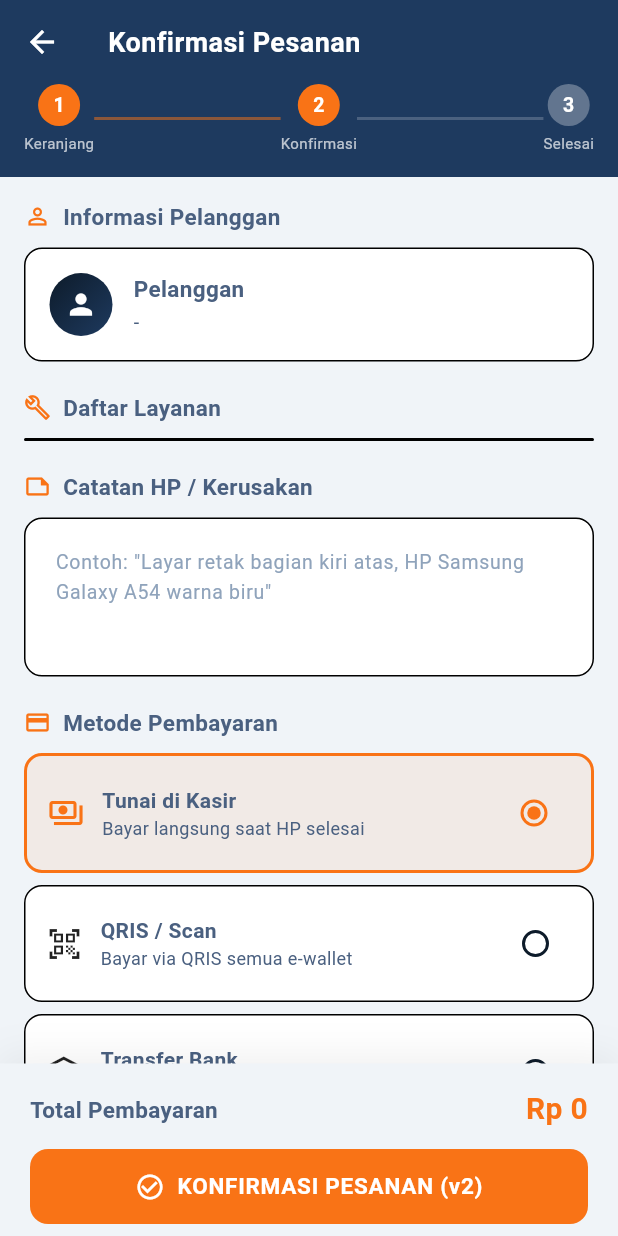
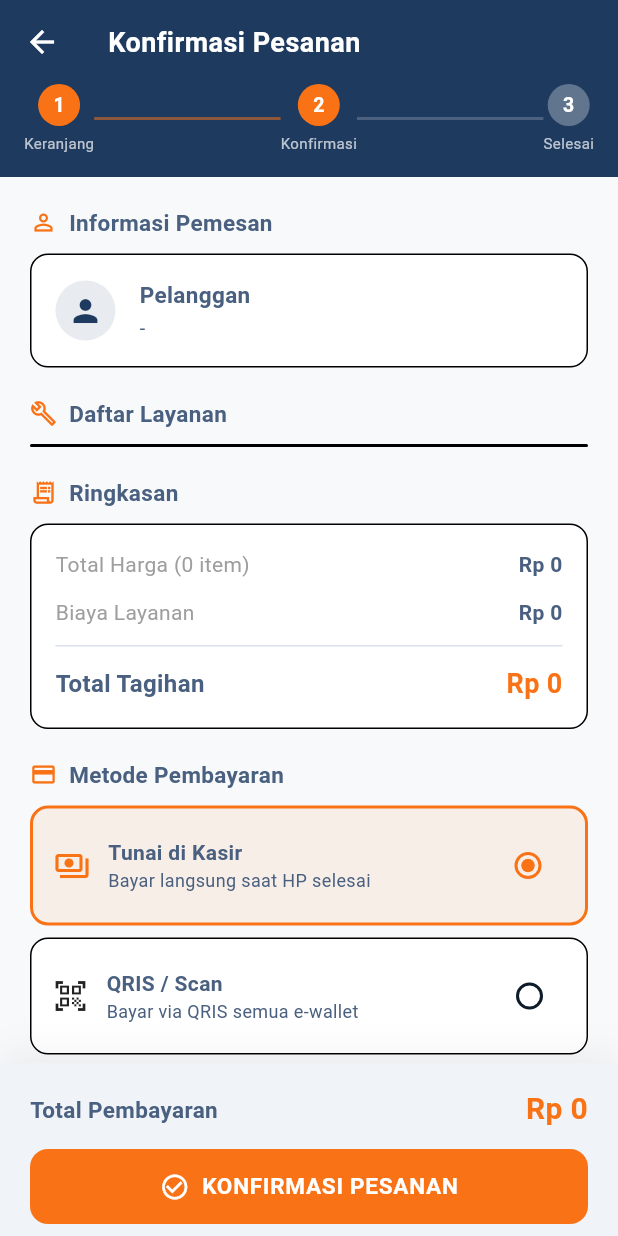
Before and after one commit to annddvaa/service_store_uts_1123150164, a Flutter app: the CheckoutPage screen opened directly, on a phone screen of 412 x 824 dp. Run offline on Flutter 3.47's test engine with Material 3 defaults, Android fonts, the phone set to English and light mode, and no system bars; our stand-ins replace app_links, dio, email_validator, equatable, firebase_auth, firebase_core and 3 more; accounts and stored records are empty.

Commit message:
feat(checkout): tambah checkout dengan pembayaran Service Pay

```diff
--- a/lib/features/checkout/pages/checkout.dart
+++ b/lib/features/checkout/pages/checkout.dart
@@ -4,17 +4,26 @@ import 'package:url_launcher/url_launcher.dart';
 import '../../../../core/constants/app_color.dart';
 import '../../auth/presentation/providers/auth_provider.dart';
 import '../../cart/presentation/providers/cart_provider.dart';
+import '../../orders/data/models/order_model.dart';
 
 class CheckoutPage extends StatefulWidget {
-  const CheckoutPage({super.key});
+  final OrderModel? pendingOrder;
+  const CheckoutPage({super.key, this.pendingOrder});
 
   @override
   State<CheckoutPage> createState() => _CheckoutPageState();
 }
 
 class _CheckoutPageState extends State<CheckoutPage> {
-  int _selectedPayment = 0;
+  late int _selectedPayment;
   final _noteCtrl = TextEditingController();
+
+  @override
+  void initState() {
+    super.initState();
+    // Default 0, tapi kalau bayar ulang, set otomatis ke 3 (e-Money)
+    _selectedPayment = widget.pendingOrder != null ? 3 : 0;
+  }
 
   final List<_PaymentMethod> _payments = [
     _PaymentMethod('Tunai di Kasir', Icons.payments_outlined, 'Bayar langsung saat HP selesai'),
@@ -43,17 +52,30 @@ class _CheckoutPageState extends State<CheckoutPage> {
   Widget build(BuildContext context) {
     final cart = context.watch<CartProvider>();
     final auth = context.watch<AuthProvider>();
+    final isRepayment = widget.pendingOrder != null;
+
+    final totalItemsCount = isRepayment
+        ? widget.pendingOrder!.items.fold<int>(0, (sum, i) => sum + i.quantity)
+        : cart.totalItems;
+    final totalPriceValue = isRepayment
+        ? widget.pendingOrder!.totalPrice
+        : cart.totalPrice;
+    final displayItems = isRepayment
+        ? widget.pendingOrder!.items
+        : cart.items;
 
     return Scaffold(
       appBar: AppBar(
-        title: const Text('Konfirmasi Pesanan'),
+        title: Text(isRepayment ? 'Bayar Ulang Pesanan' : 'Konfirmasi Pesanan'),
         backgroundColor: AppColors.primary,
         foregroundColor: Colors.white,
         elevation: 0,
       ),
-      body: Column(
+      body: Container(
+        color: const Color(0xFFF8F9FA),
+        child: Column(
           children: [
-          // Progress indicator
+            if (!isRepayment)
               Container(
                 color: AppColors.primary,
                 padding: const EdgeInsets.fromLTRB(16, 0, 16, 16),
@@ -70,12 +92,12 @@ class _CheckoutPageState extends State<CheckoutPage> {
 
             Expanded(
               child: SingleChildScrollView(
-              padding: const EdgeInsets.all(16),
+                padding: const EdgeInsets.all(20),
                 child: Column(
                   crossAxisAlignment: CrossAxisAlignment.start,
                   children: [
-                  // ─── Info Pelanggan ──────────────────────────────
-                  _buildSectionTitle('Informasi Pelanggan', Icons.person_outline),
+                    // ─── Informasi Pemesan ──────────────────────────────
+                    _buildSectionTitle('Informasi Pemesan', Icons.person_outline),
                     Container(
                       padding: const EdgeInsets.all(16),
                       decoration: BoxDecoration(
@@ -85,15 +107,11 @@ class _CheckoutPageState extends State<CheckoutPage> {
                       ),
                       child: Row(
                         children: [
-                        Container(
-                          padding: const EdgeInsets.all(10),
-                          decoration: BoxDecoration(
-                            gradient: AppColors.primaryGradient,
-                            shape: BoxShape.circle,
+                          CircleAvatar(
+                            backgroundColor: AppColors.primary.withOpacity(0.1),
+                            child: const Icon(Icons.person, color: AppColors.primary),
                           ),
-                          child: const Icon(Icons.person, color: Colors.white, size: 22),
-                        ),
-                        const SizedBox(width: 14),
+                          const SizedBox(width: 16),
                           Expanded(
                             child: Column(
                               crossAxisAlignment: CrossAxisAlignment.start,
@@ -123,10 +141,14 @@ class _CheckoutPageState extends State<CheckoutPage> {
                       child: ListView.separated(
                         shrinkWrap: true,
                         physics: const NeverScrollableScrollPhysics(),
-                      itemCount: cart.items.length,
+                        itemCount: displayItems.length,
                         separatorBuilder: (_, __) => Divider(height: 1, color: Theme.of(context).dividerColor),
                         itemBuilder: (context, i) {
-                        final item = cart.items[i];
+                          final item = displayItems[i];
+                          final name = isRepayment ? (item as OrderItemModel).productName : (item as dynamic).name;
+                          final qty = isRepayment ? (item as OrderItemModel).quantity : (item as dynamic).quantity;
+                          final price = isRepayment ? (item as OrderItemModel).price : (item as dynamic).price;
+
                           return ListTile(
                             contentPadding: const EdgeInsets.symmetric(horizontal: 16, vertical: 8),
                             leading: Container(
@@ -137,10 +159,10 @@ class _CheckoutPageState extends State<CheckoutPage> {
                               ),
                               child: const Icon(Icons.build_circle, color: AppColors.accent, size: 20),
                             ),
-                          title: Text(item.name, style: const TextStyle(fontWeight: FontWeight.bold, fontSize: 13)),
-                          subtitle: Text('Qty: ${item.quantity}  •  Garansi 7 Hari', style: const TextStyle(fontSize: 11)),
+                            title: Text(name, style: const TextStyle(fontWeight: FontWeight.bold, fontSize: 13)),
+                            subtitle: Text('Qty: $qty  •  Garansi 7 Hari', style: const TextStyle(fontSize: 11)),
                             trailing: Text(
-                            'Rp ${_formatPrice(item.price * item.quantity)}',
+                              'Rp ${_formatPrice(price * qty)}',
                               style: const TextStyle(fontWeight: FontWeight.bold, color: AppColors.accent, fontSize: 13),
                             ),
                           );
@@ -149,31 +171,53 @@ class _CheckoutPageState extends State<CheckoutPage> {
                     ),
                     const SizedBox(height: 20),
 
-                  // ─── Catatan HP ──────────────────────────────────
-                  _buildSectionTitle('Catatan HP / Kerusakan', Icons.note_outlined),
+                    // ─── Ringkasan ──────────────────────────────────
+                    _buildSectionTitle('Ringkasan', Icons.receipt_long_outlined),
                     Container(
+                      padding: const EdgeInsets.all(16),
                       decoration: BoxDecoration(
                         color: Theme.of(context).cardTheme.color,
                         borderRadius: BorderRadius.circular(12),
                         border: Border.all(color: Theme.of(context).dividerColor),
                       ),
-                    child: TextField(
-                      controller: _noteCtrl,
-                      maxLines: 3,
-                      decoration: InputDecoration(
-                        hintText: 'Contoh: "Layar retak bagian kiri atas, HP Samsung Galaxy A54 warna biru"',
-                        border: InputBorder.none,
-                        enabledBorder: InputBorder.none,
-                        focusedBorder: InputBorder.none,
-                        fillColor: Colors.transparent,
-                        contentPadding: const EdgeInsets.all(16),
-                        hintStyle: TextStyle(fontSize: 13, color: Theme.of(context).textTheme.bodySmall?.color),
+                      child: Column(
+                        children: [
+                          Row(
+                            mainAxisAlignment: MainAxisAlignment.spaceBetween,
+                            children: [
+                              Text('Total Harga ($totalItemsCount item)', style: const TextStyle(color: Colors.grey)),
+                              Text('Rp ${_formatPrice(totalPriceValue)}', style: const TextStyle(fontWeight: FontWeight.bold)),
+                            ],
                           ),
+                          const SizedBox(height: 12),
+                          const Row(
+                            mainAxisAlignment: MainAxisAlignment.spaceBetween,
+                            children: [
+                              Text('Biaya Layanan', style: TextStyle(color: Colors.grey)),
+                              Text('Rp 0', style: TextStyle(fontWeight: FontWeight.bold)),
+                            ],
+                          ),
+                          const Padding(
+                            padding: EdgeInsets.symmetric(vertical: 12),
+                            child: Divider(height: 1),
+                          ),
+                          Row(
+                            mainAxisAlignment: MainAxisAlignment.spaceBetween,
+                            children: [
+                              const Text('Total Tagihan', style: TextStyle(fontWeight: FontWeight.bold, fontSize: 16)),
+                              Text(
+                                'Rp ${_formatPrice(totalPriceValue)}',
+                                style: const TextStyle(fontWeight: FontWeight.bold, fontSize: 18, color: AppColors.accent),
+                              ),
+                            ],
+                          ),
+                        ],
                       ),
                     ),
                     const SizedBox(height: 20),
 
                     // ─── Metode Pembayaran ───────────────────────────
+                    if (!isRepayment) ...[
                       _buildSectionTitle('Metode Pembayaran', Icons.payment_outlined),
                       ...List.generate(_payments.length, (i) {
                         final pm = _payments[i];
@@ -218,30 +262,7 @@ class _CheckoutPageState extends State<CheckoutPage> {
                           ),
                         );
                       }),
-                  const SizedBox(height: 20),
-
-                  // Info garansi
-                  Container(
-                    padding: const EdgeInsets.all(14),
-                    decoration: BoxDecoration(
-                      color: AppColors.primary.withOpacity(0.08),
-                      borderRadius: BorderRadius.circular(12),
-                      border: Border.all(color: AppColors.primary.withOpacity(0.2)),
-                    ),
-                    child: const Row(
-                      children: [
-                        Icon(Icons.info_outline, color: AppColors.primary, size: 20),
-                        SizedBox(width: 10),
-                        Expanded(
-                          child: Text(
-                            'Pembayaran dilakukan setelah HP selesai diperbaiki. Anda akan dihubungi teknisi.',
-                            style: TextStyle(fontSize: 12),
-                          ),
-                        ),
                     ],
-                    ),
-                  ),
-                  const SizedBox(height: 20),
                   ],
                 ),
               ),
@@ -265,7 +286,7 @@ class _CheckoutPageState extends State<CheckoutPage> {
                       children: [
                         const Text('Total Pembayaran', style: TextStyle(fontWeight: FontWeight.bold, fontSize: 15)),
                         Text(
-                        'Rp ${_formatPrice(cart.totalPrice)}',
+                          'Rp ${_formatPrice(totalPriceValue)}',
                           style: const TextStyle(fontSize: 20, fontWeight: FontWeight.bold, color: AppColors.accent),
                         ),
                       ],
@@ -276,26 +297,31 @@ class _CheckoutPageState extends State<CheckoutPage> {
                       height: 50,
                       child: ElevatedButton.icon(
                         onPressed: () async {
-                        // Jika metode pembayaran Service Pay dipilih (index 3)
+                          if (displayItems.isEmpty) return;
+
+                          if (isRepayment) {
                             if (_selectedPayment == 3) {
-                          // Simpan total sebelum checkout (checkout mengosongkan cart)
-                          double totalPrice = cart.totalPrice;
+                              _launchEmoneyDeeplink(totalPriceValue, reference: 'ORDER_${widget.pendingOrder!.id}');
+                            } else {
+                              ScaffoldMessenger.of(context).showSnackBar(const SnackBar(content: Text('Pesanan ini hanya bisa dilanjutkan menggunakan e-Money.')));
+                            }
+                            return;
+                          }
 
-                          // Jika cart kosong (total 0) karena user sedang testing, berikan dummy harga
-                          if (totalPrice <= 0) {
-                            debugPrint('[Checkout] Cart kosong! Menggunakan dummy amount 50000 untuk testing.');
-                            totalPrice = 50000;
+                          if (_selectedPayment == 3) {
+                            double finalPrice = cart.totalPrice;
+                            if (finalPrice <= 0) {
+                              finalPrice = 50000;
                             }
 
                             _showLoadingDialog(context);
-                          final success = await cart.checkout();
+                            final orderId = await cart.checkout();
                             if (!mounted) return;
-                          Navigator.pop(context); // Tutup loading
+                            Navigator.pop(context);
 
-                          // Buka emoneyservice via deeplink (bahkan jika checkout backend gagal untuk tujuan testing flow,
-                          // tapi lebih baik hanya lanjut jika sukses, namun karena sering error saat testing cart kosong, kita paksa lanjut jika testing)
-                          if (success || totalPrice == 50000) {
-                            await _launchEmoneyDeeplink(totalPrice);
+                            if (orderId != null) {
+                              // Gunakan real order ID dari database
+                              await _launchEmoneyDeeplink(finalPrice, reference: 'ORDER_$orderId');
                             } else {
                               ScaffoldMessenger.of(context).showSnackBar(
                                 const SnackBar(
@@ -305,12 +331,12 @@ class _CheckoutPageState extends State<CheckoutPage> {
                               );
                             }
                           } else {
-                          // Metode pembayaran lainnya (Tunai, QRIS, Transfer)
                             _showLoadingDialog(context);
-                          final success = await cart.checkout();
+                            final orderId = await cart.checkout();
                             if (!mounted) return;
-                          Navigator.pop(context); // Tutup loading
-                          if (success) {
+                            Navigator.pop(context);
+
+                            if (orderId != null) {
                               _showSuccessBottomSheet(context);
                             } else {
                               ScaffoldMessenger.of(context).showSnackBar(
@@ -323,7 +349,7 @@ class _CheckoutPageState extends State<CheckoutPage> {
                           }
                         },
                         icon: const Icon(Icons.check_circle_outline, size: 20),
-                      label: const Text('KONFIRMASI PESANAN (v2)', style: TextStyle(fontWeight: FontWeight.bold, letterSpacing: 0.5)),
+                        label: Text(isRepayment ? 'BAYAR SEKARANG' : 'KONFIRMASI PESANAN', style: const TextStyle(fontWeight: FontWeight.bold, letterSpacing: 0.5)),
                       ),
                     ),
                     const SizedBox(height: 8),
@@ -332,6 +358,7 @@ class _CheckoutPageState extends State<CheckoutPage> {
               ),
             ),
           ],
+        ),
       ),
     );
   }
@@ -373,8 +400,8 @@ class _CheckoutPageState extends State<CheckoutPage> {
   }
 
   /// Membangun URL deeplink dan membuka aplikasi emoneyservice.
-  Future<void> _launchEmoneyDeeplink(double totalPrice) async {
-    final reference = 'ORDER_${DateTime.now().millisecondsSinceEpoch}';
+  Future<void> _launchEmoneyDeeplink(double totalPrice, {String? reference}) async {
+    final ref = reference ?? 'ORDER_${DateTime.now().millisecondsSinceEpoch}';
     final amount = totalPrice.toStringAsFixed(0);
 
     // Bangun URI sebagai string manual agar format query parameter terjamin benar.
@@ -383,7 +410,7 @@ class _CheckoutPageState extends State<CheckoutPage> {
         '&merchant_name=${Uri.encodeComponent('DavPhone Service')}'
         '&amount=$amount'
         '&description=${Uri.encodeComponent('Pembayaran Service HP')}'
-        '&reference=$reference'
+        '&reference=$ref'
         '&callback=${Uri.encodeComponent('servicestore://payment-result')}';
 
     final uri = Uri.parse(uriString);
```
Lines whose indentation alone changed are shown as unchanged.
